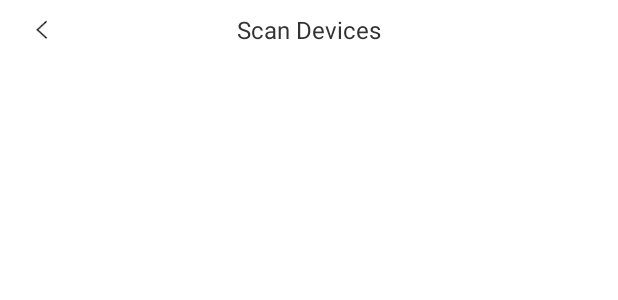
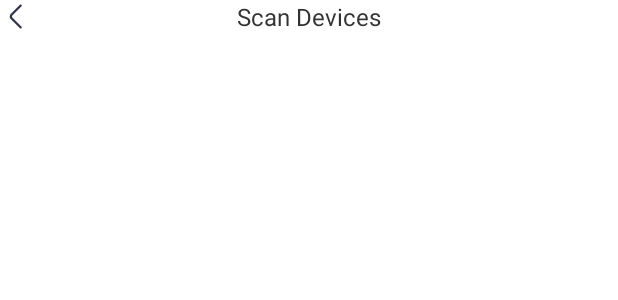
Before and after one commit to dmoney1908/SmartWatch_Android, an Android app: the layout activity_scan_device.xml on its own in the app's theme, with its tools: preview values and no code run, on a phone screen of 412 x 824 dp. Shown: the top 300 px of the screen. Run offline under Robolectric (Android 15) with nearby library versions, the phone set to English and light mode, and no system bars.

Commit message:
add back logic

```diff
--- a/app/src/main/java/com/linhua/smartwatch/heartrate/HeartRateActivity.kt
+++ b/app/src/main/java/com/linhua/smartwatch/heartrate/HeartRateActivity.kt
@@ -11,6 +11,7 @@ import android.util.TypedValue
 import android.view.Gravity
 import android.view.View
 import android.view.ViewGroup
+import android.widget.ImageView
 import android.widget.LinearLayout
 import android.widget.RelativeLayout
 import android.widget.TextView
@@ -68,6 +69,9 @@ class HeartRateActivity : BaseActivity(), OnChartValueSelectedListener {
                 trendHeartRateItems.clear()
                 syncTrendHeartHistory()
             }.show()
+        }
+        findViewById<ImageView>(R.id.base_title_back).setOnClickListener {
+            onBackPressed()
         }
         findViewById<ScrollDateView>(R.id.rl_scroll).selectCallBack = {  date : Date ->
             selectDate(date)
--- a/app/src/main/java/com/linhua/smartwatch/sleep/SleepActivity.kt
+++ b/app/src/main/java/com/linhua/smartwatch/sleep/SleepActivity.kt
@@ -14,6 +14,7 @@ import android.util.TypedValue
 import android.view.Gravity
 import android.view.View
 import android.view.ViewGroup
+import android.widget.ImageView
 import android.widget.LinearLayout
 import android.widget.RelativeLayout
 import android.widget.TextView
@@ -75,6 +76,9 @@ class SleepActivity : BaseActivity(), OnChartValueSelectedListener {
                 trendSleepItems.clear()
                 syncTrendSleepHistory()
             }.show()
+        }
+        findViewById<ImageView>(R.id.base_title_back).setOnClickListener {
+            onBackPressed()
         }
         findViewById<ScrollDateView>(R.id.rl_scroll).selectCallBack = {  date : Date ->
             selectDate(date)
--- a/app/src/main/res/layout/activity_bp.xml
+++ b/app/src/main/res/layout/activity_bp.xml
@@ -11,6 +11,12 @@
         android:layout_marginLeft="20dp"
         android:layout_marginRight="20dp"
         android:layout_height="60dp">
+        <ImageView
+            android:layout_width="22dp"
+            android:id="@+id/base_title_back"
+            android:layout_height="22dp"
+            android:layout_centerVertical="true"
+            android:src="@drawable/icon_navigation_back" />
         <TextView
             android:id="@+id/tv_name"
             android:layout_width="match_parent"
--- a/app/src/main/res/layout/activity_heart_rate.xml
+++ b/app/src/main/res/layout/activity_heart_rate.xml
@@ -13,6 +13,12 @@
         android:layout_marginRight="20dp"
         android:layout_height="60dp"
         android:layout_marginTop="0dp">
+        <ImageView
+            android:layout_width="22dp"
+            android:id="@+id/base_title_back"
+            android:layout_height="22dp"
+            android:layout_centerVertical="true"
+            android:src="@drawable/icon_navigation_back" />
         <TextView
             android:id="@+id/tv_name"
             android:layout_width="match_parent"
--- a/app/src/main/res/layout/activity_scan_device.xml
+++ b/app/src/main/res/layout/activity_scan_device.xml
@@ -9,15 +9,11 @@
         android:layout_width="match_parent"
         android:layout_height="wrap_content">
         <ImageView
-            android:layout_width="wrap_content"
+            android:layout_width="22dp"
             android:id="@+id/base_title_back"
-            android:layout_height="20dp"
-            android:paddingLeft="15dp"
-            android:paddingRight="50dp"
+            android:layout_height="22dp"
             android:layout_centerVertical="true"
-            android:layout_marginTop="10dp"
-            android:layout_marginBottom="10dp"
-            android:src="@mipmap/back_black" />
+            android:src="@drawable/icon_navigation_back" />
 
         <TextView
             android:id="@+id/base_title_name"
--- a/app/src/main/res/layout/activity_sleep.xml
+++ b/app/src/main/res/layout/activity_sleep.xml
@@ -11,6 +11,12 @@
         android:layout_marginLeft="20dp"
         android:layout_marginRight="20dp"
         android:layout_height="60dp">
+        <ImageView
+            android:layout_width="22dp"
+            android:id="@+id/base_title_back"
+            android:layout_height="22dp"
+            android:layout_centerVertical="true"
+            android:src="@drawable/icon_navigation_back" />
         <TextView
             android:id="@+id/tv_name"
             android:layout_width="match_parent"
```
Also changed, not shown: app/src/main/java/com/linhua/smartwatch/activity/ScanDeviceReadyActivity.kt (+5 -2 lines), app/src/main/java/com/linhua/smartwatch/bp/BPActivity.kt (+4 -3 lines), app/src/main/res/drawable/icon_navigation_back.png (added), app/src/main/res/mipmap-xhdpi/back_black.png (deleted).
